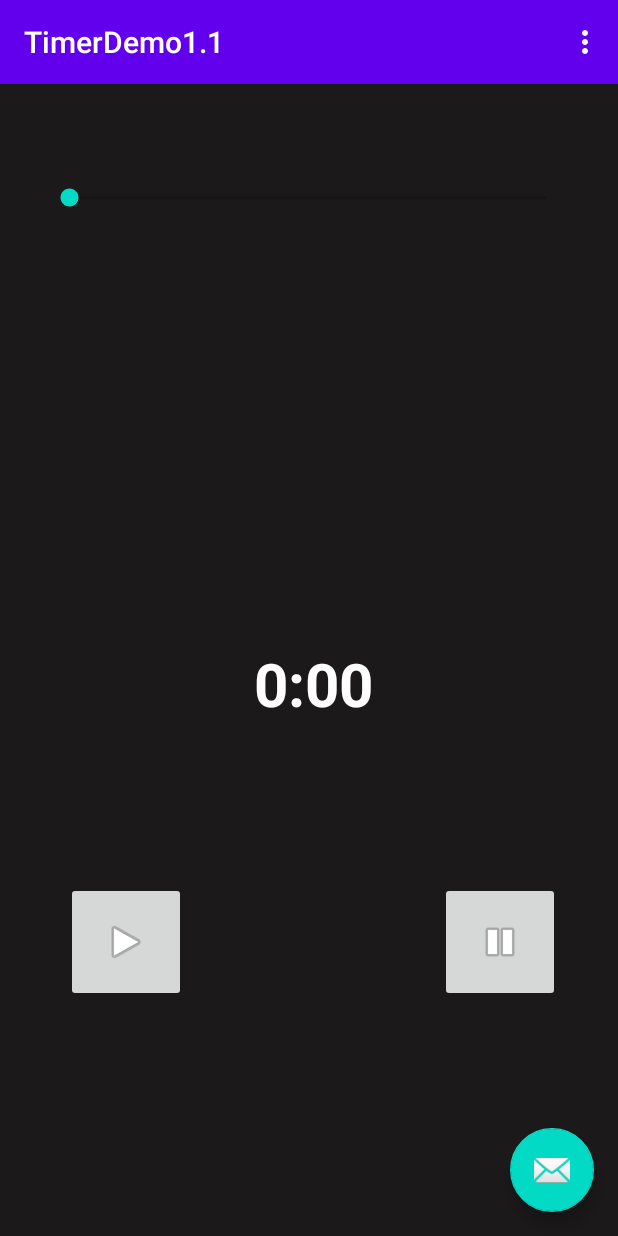
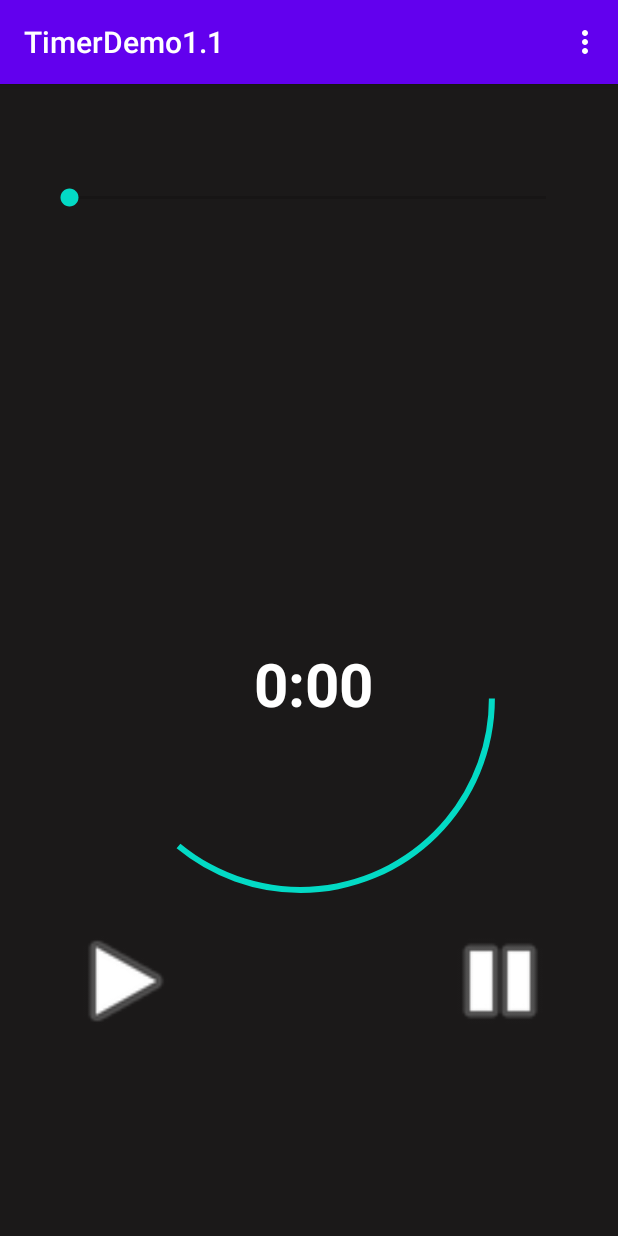
Before and after one commit to AakankshaShah/TimerApp, an Android app: the screen it shows after launch (MainActivity), after a tap on an icon or button, on a phone screen of 412 x 824 dp. Run offline under Robolectric (Android 15) with nearby library versions, the phone set to English and light mode, and no system bars.

Commit message:
A timer app with play and pause controls. Along with circular progress bar.

```diff
--- a/app/src/main/java/com/example/timerdemo11/MainActivity.java
+++ b/app/src/main/java/com/example/timerdemo11/MainActivity.java
@@ -1,11 +1,14 @@
 package com.example.timerdemo11;
 
+import android.graphics.Color;
 import android.media.MediaPlayer;
+import android.os.Build;
 import android.os.Bundle;
 
 import com.google.android.material.floatingactionbutton.FloatingActionButton;
 import com.google.android.material.snackbar.Snackbar;
 
+import androidx.annotation.RequiresApi;
 import androidx.appcompat.app.AppCompatActivity;
 import androidx.appcompat.widget.Toolbar;
 
@@ -18,6 +21,7 @@ import android.view.MenuItem;
 import android.widget.Button;
 import android.widget.ImageButton;
 import android.widget.ImageView;
+import android.widget.ProgressBar;
 import android.widget.SeekBar;
 import android.widget.TextView;
 
@@ -27,10 +31,11 @@ public class MainActivity extends AppCompatActivity {
     SeekBar timerSeek;
     TextView timerText;
     ImageView btnTest;
-    ImageButton pause;
-    ImageButton play;
+    ImageView pause;
+    ImageView play;
     CountDownTimer yourCountDownTimer;
     MediaPlayer over;
+    ProgressBar pg;
     public void controlTimer(View view)
     {timerSeek.setEnabled(false);
     play.setEnabled(false);
@@ -39,10 +44,23 @@ public class MainActivity extends AppCompatActivity {
 
         yourCountDownTimer=new CountDownTimer(timerSeek.getProgress()*1000+100,1000)
         {
+
             @Override
-            public void onTick(long millisUntilFinished)
+            public void onTick(final long millisUntilFinished)
             {
 updateTimer(millisUntilFinished/1000);
+                Handler progressBarHandler = new Handler();
+
+                //ProgressBar bar = (ProgressBar) findViewById(R.id.progressBar1);;
+
+                progressBarHandler .post(new Runnable() {
+
+                    @RequiresApi(api = Build.VERSION_CODES.N)
+                    public void run() {
+                        pg.setMax(Math.toIntExact(timerSeek.getProgress()*1000+100));
+                        pg.setProgress(Math.toIntExact(millisUntilFinished));
+                    }
+                });
             }
 
             @Override
@@ -81,6 +99,7 @@ over=MediaPlayer.create(this,R.raw.cha);
         play=findViewById(R.id.imageView);
         pause=findViewById(R.id.imageButton);
         pause.setEnabled(false);
+        pg=findViewById(R.id.progressBar);
 
         timerSeek.setOnSeekBarChangeListener(new OnSeekBarChangeListener() {
 
@@ -111,14 +130,7 @@ over=MediaPlayer.create(this,R.raw.cha);
             }
         });
 
-        FloatingActionButton fab = findViewById(R.id.fab);
-        fab.setOnClickListener(new View.OnClickListener() {
-            @Override
-            public void onClick(View view) {
-                Snackbar.make(view, "Replace with your own action", Snackbar.LENGTH_LONG)
-                        .setAction("Action", null).show();
-            }
-        });
+
         //Using handler timer
         /*final Handler hs=new Handler();
         Runnable run=new Runnable() {
@@ -150,6 +162,9 @@ hs.post(run);
 
     }
 
+
+
+
     @Override
     public boolean onOptionsItemSelected(MenuItem item) {
         // Handle action bar item clicks here. The action bar will
--- /dev/null
+++ b/app/src/main/res/drawable/circular.xml
@@ -0,0 +1,10 @@
+<?xml version="1.0" encoding="utf-8"?>
+<shape xmlns:android="http://schemas.android.com/apk/res/android"
+    android:shape="ring"
+    android:innerRadiusRatio="2.5"
+    android:thickness="4dp"
+    android:useLevel="true"
+    >
+    <solid android:color="@color/colorAccent"/>
+
+</shape>
--- a/app/src/main/res/layout/activity_main.xml
+++ b/app/src/main/res/layout/activity_main.xml
@@ -22,12 +22,6 @@
 
     <include layout="@layout/content_main" />
 
-    <com.google.android.material.floatingactionbutton.FloatingActionButton
-        android:id="@+id/fab"
-        android:layout_width="wrap_content"
-        android:layout_height="wrap_content"
-        android:layout_gravity="bottom|end"
-        android:layout_margin="@dimen/fab_margin"
-        app:srcCompat="@android:drawable/ic_dialog_email" />
+
 
 </androidx.coordinatorlayout.widget.CoordinatorLayout>
--- a/app/src/main/res/layout/content_main.xml
+++ b/app/src/main/res/layout/content_main.xml
@@ -43,13 +43,13 @@
         app:layout_constraintStart_toStartOf="parent"
         app:layout_constraintTop_toBottomOf="@+id/timerSeek" />
 
-    <ImageButton
+    <ImageView
         android:id="@+id/imageView"
         android:layout_width="80dp"
         android:layout_height="80dp"
         android:layout_marginStart="17dp"
         android:layout_marginLeft="17dp"
-        android:layout_marginTop="98dp"
+        android:layout_marginTop="150dp"
         android:layout_marginEnd="262dp"
         android:layout_marginRight="262dp"
         android:layout_marginBottom="152dp"
@@ -60,13 +60,13 @@
         app:layout_constraintTop_toBottomOf="@+id/timerText"
         app:srcCompat="@android:drawable/ic_media_play" />
 
-    <ImageButton
+    <ImageView
         android:id="@+id/imageButton"
         android:layout_width="80dp"
         android:layout_height="80dp"
         android:layout_marginStart="148dp"
         android:layout_marginLeft="148dp"
-        android:layout_marginTop="98dp"
+        android:layout_marginTop="150dp"
         android:layout_marginEnd="17dp"
         android:layout_marginRight="17dp"
         android:layout_marginBottom="152dp"
@@ -77,4 +77,20 @@
         app:layout_constraintTop_toBottomOf="@+id/timerText"
         app:srcCompat="@android:drawable/ic_media_pause" />
 
+    <ProgressBar
+        android:id="@+id/progressBar"
+        style="?android:progressBarStyleHorizontal"
+        android:progress="100"
+        android:layout_width="314dp"
+        android:layout_height="358dp"
+        android:layout_marginStart="43dp"
+        android:layout_marginLeft="43dp"
+        android:layout_marginTop="212dp"
+        android:layout_marginBottom="161dp"
+        app:layout_constraintBottom_toBottomOf="parent"
+        app:layout_constraintStart_toStartOf="parent"
+        app:layout_constraintTop_toTopOf="parent"
+        android:progressDrawable="@drawable/circular"/>
+
+
 </androidx.constraintlayout.widget.ConstraintLayout>
```
